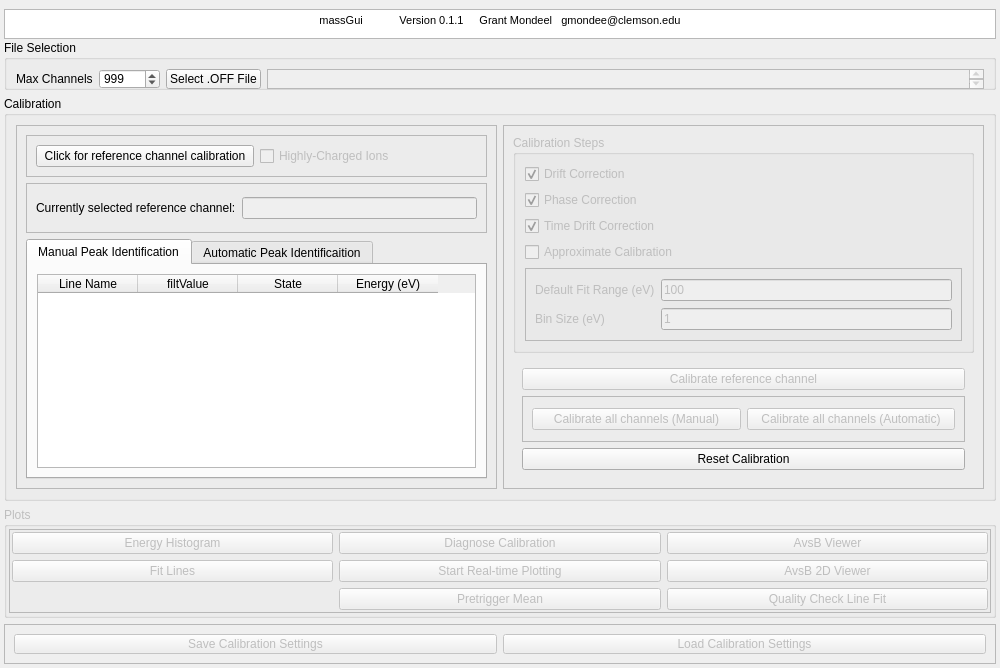
gmondee/massGui, file massGui/ui/massGuiW.ui: the form before one commit.
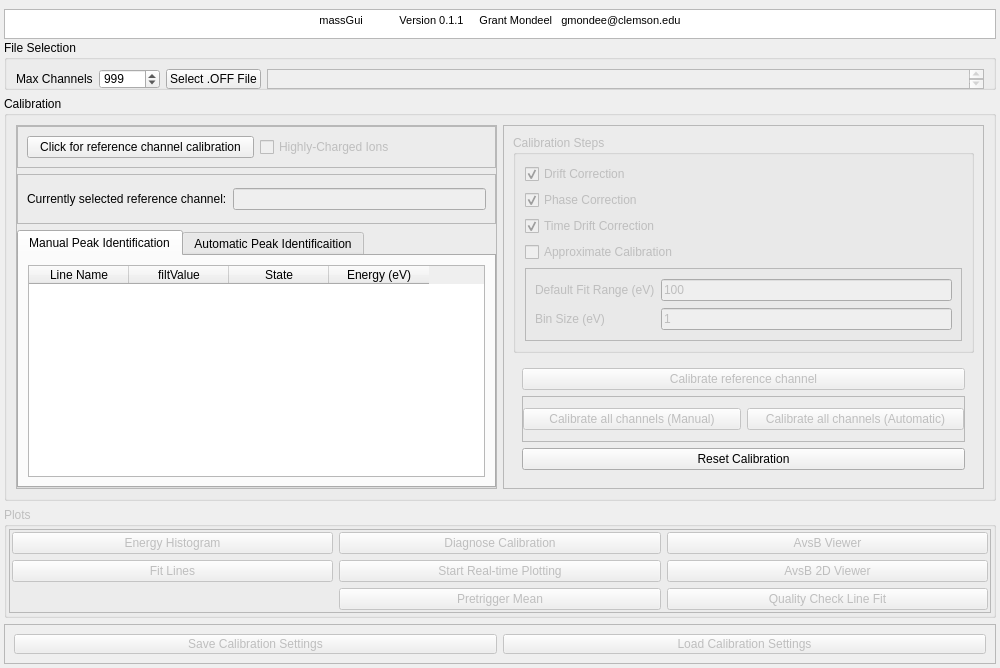
The form after the commit.

```diff
--- a/massGui/ui/massGuiW.ui
+++ b/massGui/ui/massGuiW.ui
@@ -167,6 +167,18 @@
          <enum>QFrame::Raised</enum>
         </property>
         <layout class="QVBoxLayout" name="verticalLayout_7">
+         <property name="leftMargin">
+          <number>0</number>
+         </property>
+         <property name="topMargin">
+          <number>0</number>
+         </property>
+         <property name="rightMargin">
+          <number>0</number>
+         </property>
+         <property name="bottomMargin">
+          <number>0</number>
+         </property>
          <item>
           <widget class="QFrame" name="frame_4">
            <property name="frameShape">
@@ -498,6 +510,12 @@
                <enum>QFrame::Raised</enum>
               </property>
               <layout class="QHBoxLayout" name="horizontalLayout_6">
+               <property name="leftMargin">
+                <number>0</number>
+               </property>
+               <property name="rightMargin">
+                <number>0</number>
+               </property>
                <item>
                 <widget class="QPushButton" name="allChanCalButton">
                  <property name="enabled">
```
